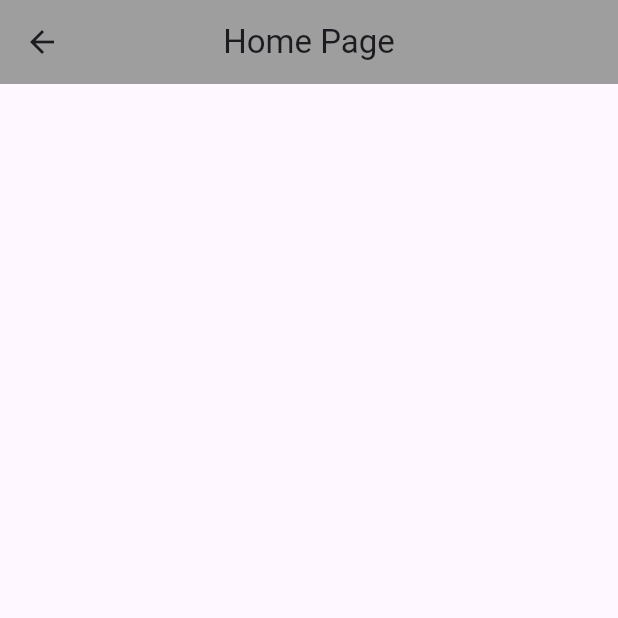
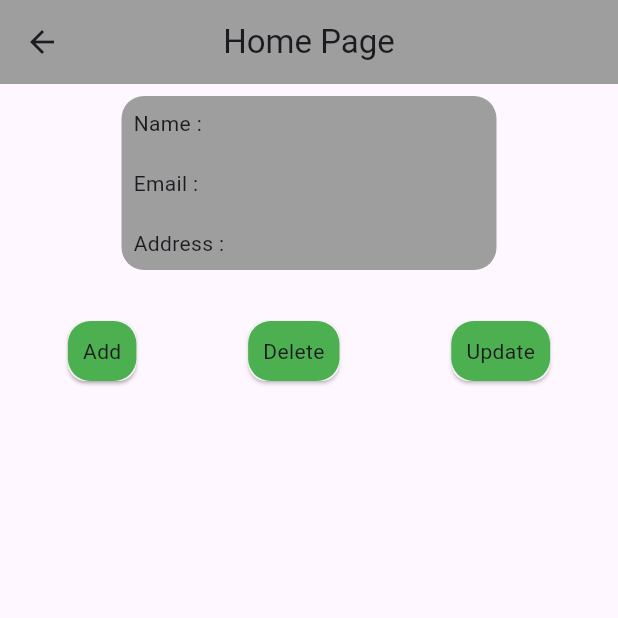
Before and after one commit to Arif0388/Api-Crud, a Flutter app: the HomePage screen opened directly, on a phone screen of 412 x 824 dp, the top half of it. Run offline on Flutter 3.47's test engine with Material 3 defaults, Android fonts, the phone set to English and light mode, and no system bars; our stand-ins replace cloud_firestore, firebase_core, get; accounts and stored records are empty; network calls fail.

```diff
--- /dev/null
+++ b/lib/Controller/firebaseController.dart
@@ -0,0 +1,69 @@
+import 'dart:convert';
+
+import 'package:cloud_firestore/cloud_firestore.dart';
+import 'package:get/get.dart';
+import 'package:http/http.dart' as http;
+import 'package:testpage/Model/UserModel.dart';
+
+class DataBaseController extends GetxController
+{
+  String baseUrl = 'https://api.github.com/users';
+  List<UserModel> userList= [];
+  RxBool isLoading  = false.obs;
+  FirebaseFirestore db = FirebaseFirestore.instance;
+
+  @override
+  void onInit()
+  {
+    super.onInit();
+    getApi();
+  }
+
+  void getApi() async{
+    isLoading.value = true;
+      final response  = await http.get(Uri.parse(baseUrl));
+      var data = jsonDecode(response.body);
+      if(response.statusCode==200)
+        {
+           for(var users in data)
+             {
+               userList.add(UserModel.fromJson(users));
+             }
+           print('Function CALL');
+    }
+    isLoading.value = false;
+  }
+
+
+Future<void> addData() async{
+  await db.collection('userDetails').doc().set(
+    {
+      'name':'Arif',
+      'email':'arifhussain542@gmail.com',
+      'address':'Saran',
+    }
+  );
+}
+
+Future<void> getData() async{
+  await db.collection('userDetails').get().then((value){
+     for(var users in value.docs)
+       {
+
+      }
+    });
+}
+
+Future<void> updateData()async{
+  await db.collection('userDetails').doc('KikoMtRvfuoycIqkW7Jz').set(
+    {
+      "name":"Aif Hussain"
+    }
+  );
+}
+
+Future<void> deleteData() async{
+  await db.collection('userDetails').doc('KikoMtRvfuoycIqkW7Jz').delete();
+}
+
+}
--- /dev/null
+++ b/lib/Model/UserModel.dart
@@ -0,0 +1,89 @@
+class UserModel {
+  String? login;
+  int? id;
+  String? nodeId;
+  String? avatarUrl;
+  String? gravatarId;
+  String? url;
+  String? htmlUrl;
+  String? followersUrl;
+  String? followingUrl;
+  String? gistsUrl;
+  String? starredUrl;
+  String? subscriptionsUrl;
+  String? organizationsUrl;
+  String? reposUrl;
+  String? eventsUrl;
+  String? receivedEventsUrl;
+  String? type;
+  String? userViewType;
+  bool? siteAdmin;
+
+  UserModel({
+      this.login,
+      this.id,
+      this.nodeId,
+      this.avatarUrl,
+      this.gravatarId,
+      this.url,
+      this.htmlUrl,
+      this.followersUrl,
+      this.followingUrl,
+      this.gistsUrl,
+      this.starredUrl,
+      this.subscriptionsUrl,
+      this.organizationsUrl,
+      this.reposUrl,
+      this.eventsUrl,
+      this.receivedEventsUrl,
+      this.type,
+      this.userViewType,
+      this.siteAdmin,});
+
+  UserModel.fromJson(dynamic json) {
+    login = json['login'];
+    id = json['id'];
+    nodeId = json['node_id'];
+    avatarUrl = json['avatar_url'];
+    gravatarId = json['gravatar_id'];
+    url = json['url'];
+    htmlUrl = json['html_url'];
+    followersUrl = json['followers_url'];
+    followingUrl = json['following_url'];
+    gistsUrl = json['gists_url'];
+    starredUrl = json['starred_url'];
+    subscriptionsUrl = json['subscriptions_url'];
+    organizationsUrl = json['organizations_url'];
+    reposUrl = json['repos_url'];
+    eventsUrl = json['events_url'];
+    receivedEventsUrl = json['received_events_url'];
+    type = json['type'];
+    userViewType = json['user_view_type'];
+    siteAdmin = json['site_admin'];
+  }
+
+  Map<String, dynamic> toJson() {
+    final map = <String, dynamic>{};
+    map['login'] = login;
+    map['id'] = id;
+    map['node_id'] = nodeId;
+    map['avatar_url'] = avatarUrl;
+    map['gravatar_id'] = gravatarId;
+    map['url'] = url;
+    map['html_url'] = htmlUrl;
+    map['followers_url'] = followersUrl;
+    map['following_url'] = followingUrl;
+    map['gists_url'] = gistsUrl;
+    map['starred_url'] = starredUrl;
+    map['subscriptions_url'] = subscriptionsUrl;
+    map['organizations_url'] = organizationsUrl;
+    map['repos_url'] = reposUrl;
+    map['events_url'] = eventsUrl;
+    map['received_events_url'] = receivedEventsUrl;
+    map['type'] = type;
+    map['user_view_type'] = userViewType;
+    map['site_admin'] = siteAdmin;
+    return map;
+  }
+
+}
--- a/lib/Pages/HomePage/HomePage.dart
+++ b/lib/Pages/HomePage/HomePage.dart
@@ -1,16 +1,92 @@
 import 'package:flutter/material.dart';
+import 'package:get/get.dart';
+import 'package:testpage/Controller/firebaseController.dart';
 
 class HomePage extends StatelessWidget {
   const HomePage({super.key});
 
   @override
   Widget build(BuildContext context) {
+    DataBaseController dataBaseController = Get.put(DataBaseController());
     return Scaffold(
       appBar:AppBar(
         backgroundColor:Colors.grey,
         centerTitle:true,
         title:const Text("Home Page"),
       ),
+      body:Padding(
+        padding: const EdgeInsets.all(8.0),
+        child: Column(
+          children: [
+            Container(
+              margin:const EdgeInsets.symmetric(horizontal:50),
+              width:250,
+              decoration:BoxDecoration(
+                borderRadius:BorderRadius.circular(15),
+                color:Colors.grey,
+              ),
+              child:const Padding(
+                padding: EdgeInsets.all(8.0),
+                child: Column(
+                  crossAxisAlignment:CrossAxisAlignment.start,
+                  children: [
+                    Text('Name : '),
+                    SizedBox(height:20),
+                    Text('Email :'),
+                    SizedBox(height:20),
+                    Text('Address :'),
+                  ],
+                ),
+              ),
+            ),
+            const SizedBox(height:30),
+            Row(
+              mainAxisAlignment:MainAxisAlignment.spaceAround,
+              children: [
+                 InkWell(
+                   onTap:(){
+                     dataBaseController.deleteData();
+                   },
+                   child: Card(
+                                   shadowColor:Colors.grey,
+                                   child: Container(
+                    padding:const EdgeInsets.all(10),
+                    height:40,
+                    decoration:BoxDecoration(
+                      borderRadius:BorderRadius.circular(15),
+                      color:Colors.green,
+                    ),
+                    child:const Text('Add'),
+                                   ),
+                                 ),
+                 ),
+                 Card(
+                  child: Container(
+                    padding:const EdgeInsets.all(10),
+                    height:40,
+                    decoration:BoxDecoration(
+                      borderRadius:BorderRadius.circular(15),
+                      color:Colors.green,
+                    ),
+                    child:const Text('Delete'),
+                  ),
+                ),
+                 Card(
+                  child: Container(
+                    padding:const EdgeInsets.all(10),
+                    height:40,
+                    decoration:BoxDecoration(
+                      borderRadius:BorderRadius.circular(15),
+                      color:Colors.green,
+                    ),
+                    child:const Text('Update'),
+                  ),
+                ),
+            ],
+            )
+          ],
+        ),
+      ),
     );
   }
 }
--- a/pubspec.yaml
+++ b/pubspec.yaml
@@ -35,6 +35,10 @@ dependencies:
   # The following adds the Cupertino Icons font to your application.
   # Use with the CupertinoIcons class for iOS style icons.
   cupertino_icons: ^1.0.8
+  cloud_firestore: ^5.6.3
+  get: ^4.7.2
+  firebase_core: ^3.11.0
+  http: ^1.3.0
 
 dev_dependencies:
   flutter_test:
```
Also changed, not shown: lib/Controller/ApiController.dart (added, +96 -0 lines), lib/Model/NotesModel.dart (added, +25 -0 lines), lib/Pages/HomePage/HomePage2.dart (added, +59 -0 lines), lib/Pages/HomePage/HomePage3.dart (added, +230 -0 lines), lib/main.dart (+12 -3 lines), firebase.json (added), lib/firebase_options.dart (added), pubspec.lock, 3 other files.
